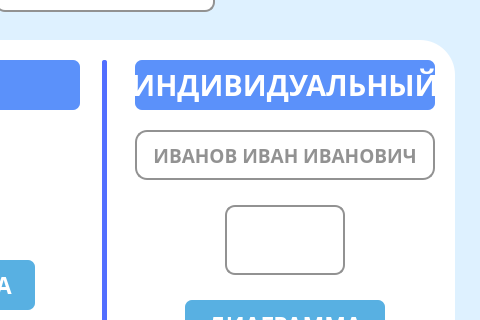
Qt form design.ui (aleksgov/Telecom) before a commit; both pictures show x 270 to 750 and y 180 to 500 of the 750 by 750 pixel window.
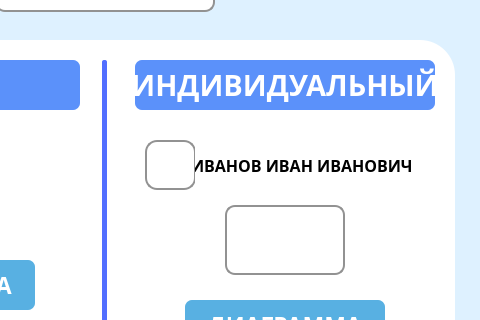
The same form after that commit. Icons and pictures are not drawn.

The edit to the form file:
```diff
--- a/design.ui
+++ b/design.ui
@@ -356,9 +356,9 @@
      </property>
      <property name="geometry">
       <rect>
-       <x>380</x>
-       <y>90</y>
-       <width>300</width>
+       <x>390</x>
+       <y>100</y>
+       <width>51</width>
        <height>50</height>
       </rect>
      </property>
@@ -387,7 +387,7 @@
 border-radius: 12px;</string>
      </property>
      <property name="text">
-      <string>ИВАНОВ ИВАН ИВАНОВИЧ</string>
+      <string/>
      </property>
      <property name="icon">
       <iconset>
@@ -406,6 +406,42 @@
       <bool>false</bool>
      </property>
     </widget>
+    <widget class="QLineEdit" name="lineEdit">
+     <property name="geometry">
+      <rect>
+       <x>440</x>
+       <y>100</y>
+       <width>221</width>
+       <height>51</height>
+      </rect>
+     </property>
+     <property name="font">
+      <font>
+       <family>Century Gothic</family>
+       <pointsize>12</pointsize>
+       <weight>75</weight>
+       <bold>true</bold>
+      </font>
+     </property>
+     <property name="contextMenuPolicy">
+      <enum>Qt::DefaultContextMenu</enum>
+     </property>
+     <property name="toolTip">
+      <string/>
+     </property>
+     <property name="styleSheet">
+      <string notr="true">border: 2px solid rgb(146,146,146);
+color: rgb(146,146,146);
+border-radius: 12px;
+QPushButton {
+    text-align: center;
+}
+</string>
+     </property>
+     <property name="text">
+      <string>ИВАНОВ ИВАН ИВАНОВИЧ</string>
+     </property>
+    </widget>
    </widget>
    <widget class="QPushButton" name="changeButton">
     <property name="enabled">
```
Left out of the diff: 83 changed lines with no effect on the pictures.
